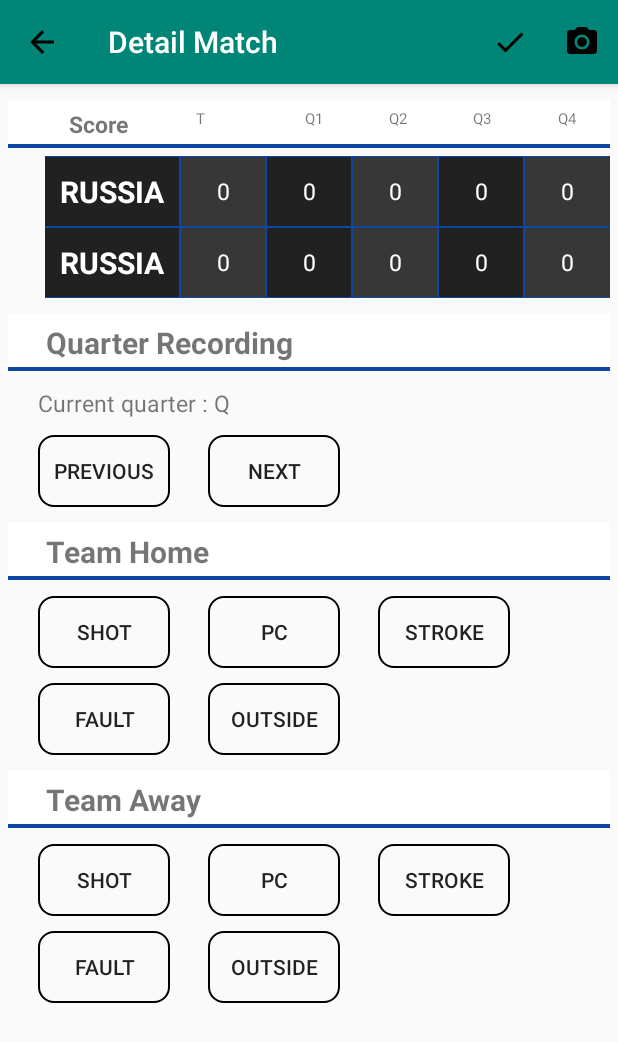
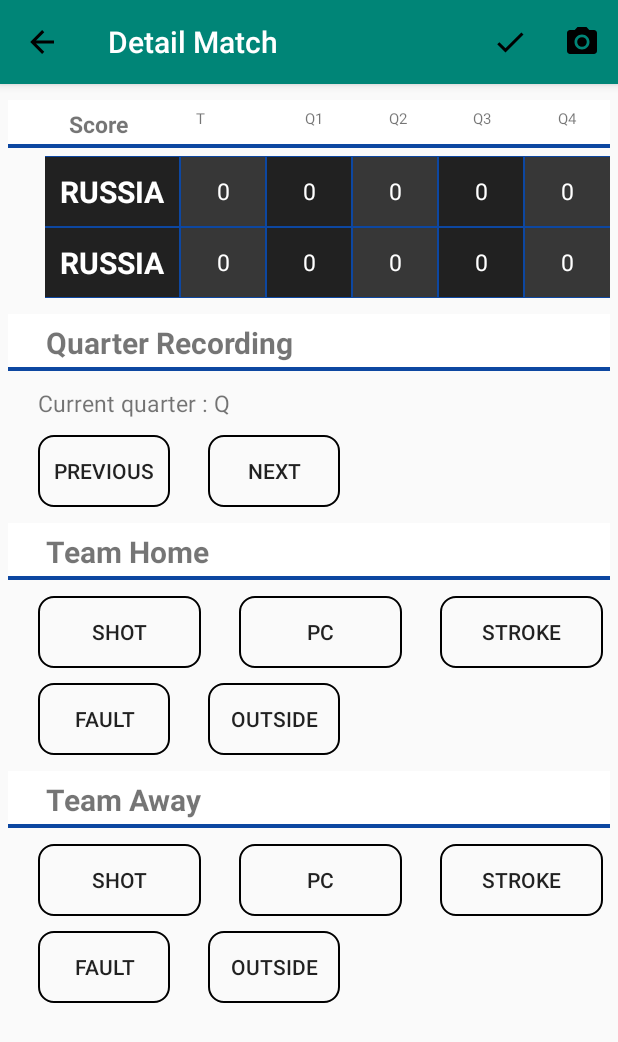
Before and after one commit to haroldsnyers/hockey_tracker, an Android app: the RecordActivity screen opened directly, with no data from a screen before it, on a phone screen of 412 x 824 dp. Shown: the top 1042 px of the screen. Run offline under Robolectric (Android 15) with nearby library versions, the phone set to English and light mode, and no system bars.

```diff
--- a/hockey_tracker/app/src/main/res/layout/fragment_item.xml
+++ b/hockey_tracker/app/src/main/res/layout/fragment_item.xml
@@ -5,11 +5,9 @@
     android:layout_height="match_parent"
     tools:context=".DetailActivity">
 
-
     <ImageView
         android:layout_width="match_parent"
         android:layout_height="match_parent"
-        android:padding="4dp"
         android:id="@+id/imageViewMatch"/>
 
 </RelativeLayout>
--- a/hockey_tracker/app/src/main/res/layout/layout_shot.xml
+++ b/hockey_tracker/app/src/main/res/layout/layout_shot.xml
@@ -2,7 +2,7 @@
 <LinearLayout xmlns:android="http://schemas.android.com/apk/res/android"
     android:orientation="vertical"
     android:background="@color/white"
-    android:layout_margin="10dp"
+    android:layout_margin="15dp"
     android:padding="10dp"
     android:layout_height="wrap_content"
     android:layout_width="match_parent">
--- a/hockey_tracker/app/src/main/res/layout/table_buttons_team_a.xml
+++ b/hockey_tracker/app/src/main/res/layout/table_buttons_team_a.xml
@@ -27,34 +27,38 @@
     <LinearLayout
         android:orientation="horizontal"
         android:layout_marginStart="25dp"
+        android:layout_marginEnd="10dp"
         android:layout_marginTop="5dp"
         android:layout_width="match_parent"
         android:layout_height="wrap_content">
 
         <Button
             android:id="@+id/shot_team_home_record"
-            android:layout_width="wrap_content"
+            android:layout_width="0dp"
             android:layout_height="match_parent"
             android:layout_marginEnd="25dp"
             android:background="@drawable/button_shape"
             android:onClick="shot"
+            android:layout_weight="1"
             android:text="@string/shot"/>
 
         <Button
             android:id="@+id/pc_team_home_record"
-            android:layout_width="wrap_content"
+            android:layout_width="0dp"
             android:layout_height="match_parent"
             android:layout_marginEnd="25dp"
             android:background="@drawable/button_shape"
             android:onClick="pc"
+            android:layout_weight="1"
             android:text="@string/pc"/>
 
         <Button
             android:id="@+id/stroke_team_home_record"
-            android:layout_width="wrap_content"
+            android:layout_width="0dp"
             android:layout_height="match_parent"
             android:background="@drawable/button_shape"
             android:onClick="stroke"
+            android:layout_weight="1"
             android:text="@string/stroke"/>
 
 
--- a/hockey_tracker/app/src/main/res/layout/table_buttons_team_b.xml
+++ b/hockey_tracker/app/src/main/res/layout/table_buttons_team_b.xml
@@ -27,34 +27,38 @@
     <LinearLayout
         android:orientation="horizontal"
         android:layout_marginStart="25dp"
+        android:layout_marginEnd="10dp"
         android:layout_marginTop="5dp"
         android:layout_width="match_parent"
         android:layout_height="wrap_content">
 
         <Button
             android:id="@+id/shot_team_away_record"
-            android:layout_width="wrap_content"
+            android:layout_width="0dp"
             android:layout_height="match_parent"
             android:layout_marginEnd="25dp"
             android:background="@drawable/button_shape"
             android:onClick="shot"
+            android:layout_weight="1"
             android:text="@string/shot"/>
 
         <Button
             android:id="@+id/pc_team_away_record"
-            android:layout_width="wrap_content"
+            android:layout_width="0dp"
             android:layout_height="match_parent"
             android:layout_marginEnd="25dp"
             android:background="@drawable/button_shape"
             android:onClick="pc"
+            android:layout_weight="1"
             android:text="@string/pc"/>
 
         <Button
             android:id="@+id/stroke_team_away_record"
-            android:layout_width="wrap_content"
+            android:layout_width="0dp"
             android:layout_height="match_parent"
             android:background="@drawable/button_shape"
             android:onClick="stroke"
+            android:layout_weight="1"
             android:text="@string/stroke"/>
 
 
```
Also changed, not shown: hockey_tracker/app/src/main/java/ck/edu/com/hockey_tracker/Fragments/ImageViewFragment.java (+48 -4 lines), hockey_tracker/app/src/main/res/layout/fragment_item_list.xml (+22 -4 lines), hockey_tracker/app/src/main/res/layout/layout_fault.xml (+15 -1 lines), hockey_tracker/app/src/main/res/layout/layout_outside.xml (+14 -1 lines), hockey_tracker/app/src/main/res/layout/layout_pc.xml (+14 -1 lines), hockey_tracker/app/src/main/res/layout/layout_stroke.xml (+13 -2 lines).
